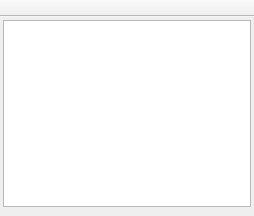
This is src/buttonmanager.ui in RxLaboratory/Duchar as Qt 5 draws it before an edit. The edited form follows.
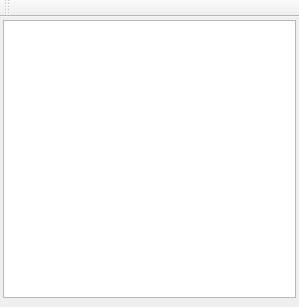
This is the edited form. Icons and pictures are not drawn.

Commit message: favorites implementation

The edit to the form file:
```diff
--- a/src/buttonmanager.ui
+++ b/src/buttonmanager.ui
@@ -6,8 +6,8 @@
    <rect>
     <x>0</x>
     <y>0</y>
-    <width>254</width>
-    <height>216</height>
+    <width>299</width>
+    <height>307</height>
    </rect>
   </property>
   <property name="windowTitle">
@@ -32,7 +32,17 @@
      <number>3</number>
     </property>
     <item>
-     <widget class="QListWidget" name="buttonList"/>
+     <widget class="QListWidget" name="buttonList">
+      <property name="dragEnabled">
+       <bool>true</bool>
+      </property>
+      <property name="dragDropMode">
+       <enum>QAbstractItemView::InternalMove</enum>
+      </property>
+      <property name="alternatingRowColors">
+       <bool>true</bool>
+      </property>
+     </widget>
     </item>
    </layout>
   </widget>
@@ -40,9 +50,6 @@
    <property name="windowTitle">
     <string>toolBar</string>
    </property>
-   <property name="movable">
-    <bool>false</bool>
-   </property>
    <property name="iconSize">
     <size>
      <width>15</width>
```
Left out of the diff: 18 changed lines with no effect on the pictures. The commit also changes 2 other files.
